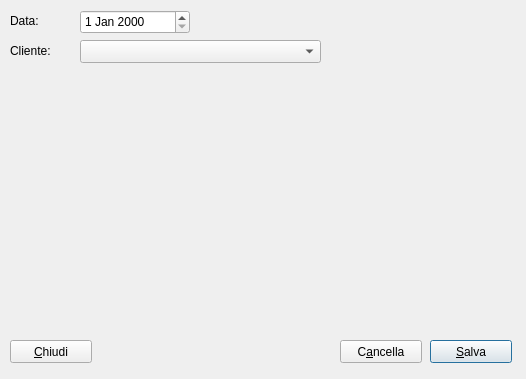
The window that moduleDocumenti/documentiadddialog.ui (kvsd/Gestionale) describes before a commit, drawn with Qt 5.
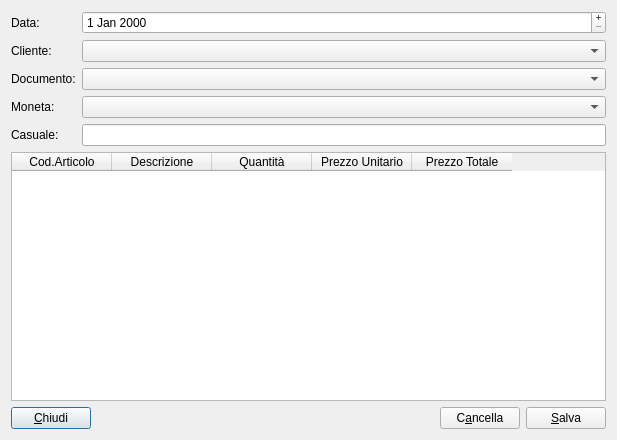
The same window after the commit.

The edit to the form file:
```diff
--- a/moduleDocumenti/documentiadddialog.ui
+++ b/moduleDocumenti/documentiadddialog.ui
@@ -6,98 +6,144 @@
    <rect>
     <x>0</x>
     <y>0</y>
-    <width>526</width>
-    <height>379</height>
+    <width>617</width>
+    <height>440</height>
    </rect>
   </property>
   <property name="windowTitle">
    <string>Crea Fattura</string>
   </property>
-  <widget class="QLabel" name="label">
-   <property name="geometry">
-    <rect>
-     <x>10</x>
-     <y>40</y>
-     <width>61</width>
-     <height>21</height>
-    </rect>
-   </property>
-   <property name="text">
-    <string>Cliente:</string>
-   </property>
-  </widget>
-  <widget class="QComboBox" name="clienteCB">
-   <property name="geometry">
-    <rect>
-     <x>80</x>
-     <y>40</y>
-     <width>241</width>
-     <height>23</height>
-    </rect>
-   </property>
-  </widget>
-  <widget class="QDateEdit" name="dateLE">
-   <property name="geometry">
-    <rect>
-     <x>80</x>
-     <y>10</y>
-     <width>110</width>
-     <height>24</height>
-    </rect>
-   </property>
-  </widget>
-  <widget class="QLabel" name="label_2">
-   <property name="geometry">
-    <rect>
-     <x>10</x>
-     <y>10</y>
-     <width>61</width>
-     <height>21</height>
-    </rect>
-   </property>
-   <property name="text">
-    <string>Data:</string>
-   </property>
-  </widget>
-  <widget class="QPushButton" name="saveButton">
-   <property name="geometry">
-    <rect>
-     <x>430</x>
-     <y>340</y>
-     <width>82</width>
-     <height>23</height>
-    </rect>
-   </property>
-   <property name="text">
-    <string>&amp;Salva</string>
-   </property>
-  </widget>
-  <widget class="QPushButton" name="closeButton">
-   <property name="geometry">
-    <rect>
-     <x>10</x>
-     <y>340</y>
-     <width>82</width>
-     <height>23</height>
-    </rect>
-   </property>
-   <property name="text">
-    <string>&amp;Chiudi</string>
-   </property>
-  </widget>
-  <widget class="QPushButton" name="pushButton">
-   <property name="geometry">
-    <rect>
-     <x>340</x>
-     <y>340</y>
-     <width>82</width>
-     <height>23</height>
-    </rect>
-   </property>
-   <property name="text">
-    <string>C&amp;ancella</string>
-   </property>
-  </widget>
+  <layout class="QVBoxLayout" name="verticalLayout">
+   <item>
+    <layout class="QFormLayout" name="formLayout">
+     <item row="0" column="0">
+      <widget class="QLabel" name="label_2">
+       <property name="text">
+        <string>Data:</string>
+       </property>
+      </widget>
+     </item>
+     <item row="0" column="1">
+      <widget class="QDateEdit" name="dateLE">
+       <property name="buttonSymbols">
+        <enum>QAbstractSpinBox::PlusMinus</enum>
+       </property>
+      </widget>
+     </item>
+     <item row="1" column="0">
+      <widget class="QLabel" name="label">
+       <property name="text">
+        <string>Cliente:</string>
+       </property>
+      </widget>
+     </item>
+     <item row="1" column="1">
+      <widget class="QComboBox" name="clienteCB"/>
+     </item>
+     <item row="2" column="0">
+      <widget class="QLabel" name="label_3">
+       <property name="text">
+        <string>Documento:</string>
+       </property>
+      </widget>
+     </item>
+     <item row="2" column="1">
+      <widget class="QComboBox" name="tipoDocumentoCB"/>
+     </item>
+     <item row="3" column="0">
+      <widget class="QLabel" name="label_4">
+       <property name="text">
+        <string>Moneta:</string>
+       </property>
+      </widget>
+     </item>
+     <item row="3" column="1">
+      <widget class="QComboBox" name="monetaCB"/>
+     </item>
+     <item row="4" column="0">
+      <widget class="QLabel" name="label_5">
+       <property name="text">
+        <string>Casuale:</string>
+       </property>
+      </widget>
+     </item>
+     <item row="4" column="1">
+      <widget class="QLineEdit" name="casualeLE">
+       <property name="maxLength">
+        <number>200</number>
+       </property>
+      </widget>
+     </item>
+    </layout>
+   </item>
+   <item>
+    <widget class="QTableWidget" name="tableWidget">
+     <column>
+      <property name="text">
+       <string>Cod.Articolo</string>
+      </property>
+     </column>
+     <column>
+      <property name="text">
+       <string>Descrizione</string>
+      </property>
+     </column>
+     <column>
+      <property name="text">
+       <string>Quantità</string>
+      </property>
+     </column>
+     <column>
+      <property name="text">
+       <string>Prezzo Unitario</string>
+      </property>
+     </column>
+     <column>
+      <property name="text">
+       <string>Prezzo Totale</string>
+      </property>
+     </column>
+    </widget>
+   </item>
+   <item>
+    <layout class="QHBoxLayout" name="horizontalLayout">
+     <item>
+      <widget class="QPushButton" name="closeButton">
+       <property name="text">
+        <string>&amp;Chiudi</string>
+       </property>
+      </widget>
+     </item>
+     <item>
+      <spacer name="horizontalSpacer">
+       <property name="orientation">
+        <enum>Qt::Horizontal</enum>
+       </property>
+       <property name="sizeHint" stdset="0">
+        <size>
+         <width>40</width>
+         <height>20</height>
+        </size>
+       </property>
+      </spacer>
+     </item>
+     <item>
+      <widget class="QPushButton" name="pushButton">
+       <property name="text">
+        <string>C&amp;ancella</string>
+       </property>
+      </widget>
+     </item>
+     <item>
+      <widget class="QPushButton" name="saveButton">
+       <property name="text">
+        <string>&amp;Salva</string>
+       </property>
+      </widget>
+     </item>
+    </layout>
+   </item>
+  </layout>
  </widget>
  <resources/>
  <connections>
```
